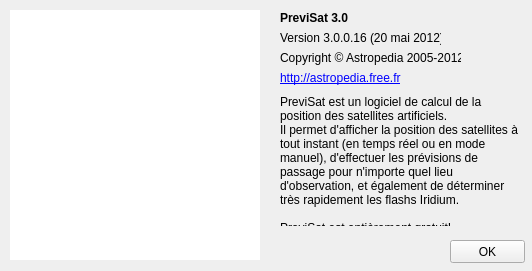
Old version of the form apropos.ui in the repository mconsidine/previsat_archive.
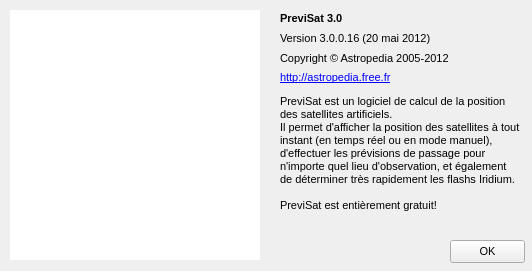
New version of the form.

Diff of the .ui file:
```diff
--- a/apropos.ui
+++ b/apropos.ui
@@ -31,6 +31,11 @@
     <height>271</height>
    </size>
   </property>
+  <property name="font">
+   <font>
+    <pointsize>8</pointsize>
+   </font>
+  </property>
   <property name="windowTitle">
    <string notr="true"/>
   </property>
```
